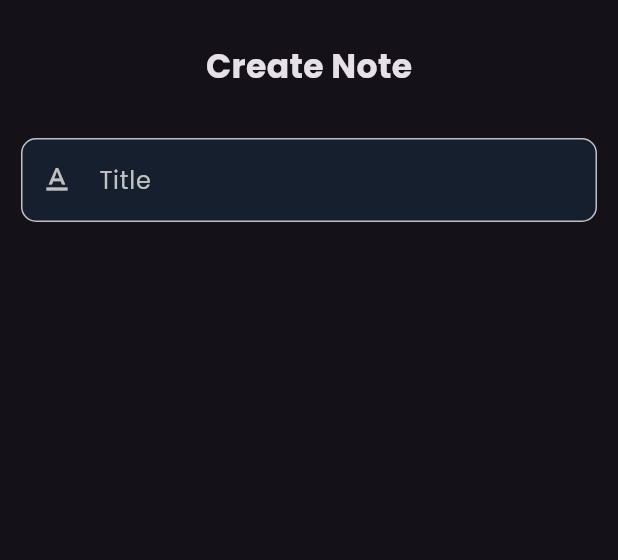
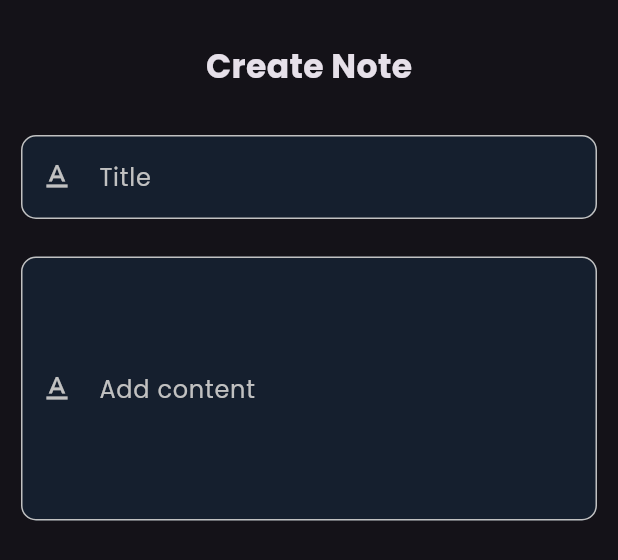
Before and after one commit to ZiadElsewedy/NotesApp, a Flutter app: the AddNote widget shown alone on an empty page, opened directly, on a phone screen of 412 x 824 dp. Shown: the top 560 px of the screen. Run offline on Flutter 3.47's test engine with Material 3 defaults, Android fonts, the phone set to English and light mode, and no system bars.

Commit message:
add fields to bottom sheet

```diff
--- a/lib/widgets/AddNote.dart
+++ b/lib/widgets/AddNote.dart
@@ -15,9 +15,11 @@ class AddNote extends StatelessWidget {
           ),
           Center(child: Text('Create Note' , style: TextStyle(fontWeight: FontWeight.bold , fontSize: 22),)),
           SizedBox(
-            height: 32,
+            height: 30,
           ),
-          Custom_Text_Field(hintText: 'Add title', Text: 'Title', icon: Icons.text_format,color: const Color.fromARGB(255, 193, 193, 193),)
+          Custom_Text_Field(hintText: 'Add title', Text: 'Title', icon: Icons.text_format,color: const Color.fromARGB(255, 193, 193, 193), MaxLines: 1,),
+          SizedBox(height: 25,),
+          Custom_Text_Field(hintText: 'Content', Text: 'Add content', icon: Icons.text_format,color: const Color.fromARGB(255, 193, 193, 193), MaxLines: 6,)
         ],
       ),
     );
--- a/lib/widgets/customTF/CustomTextField.dart
+++ b/lib/widgets/customTF/CustomTextField.dart
@@ -12,8 +12,9 @@ class Custom_Text_Field extends StatelessWidget {
   final bool Secure;
   final TextInputType? Datatype;
   final Function(String)? Onchange;
+  final int MaxLines ;
 
-  Custom_Text_Field({super.key, this.Secure = false , required this.hintText, required this.Text, required this.icon ,this.Onchange,  this.color , this.Datatype});
+  Custom_Text_Field({super.key, this.Secure = false , required this.hintText, required this.Text, required this.icon ,this.Onchange,  this.color , this.Datatype,  this.MaxLines = 1});
 
 
 
@@ -21,6 +22,7 @@ class Custom_Text_Field extends StatelessWidget {
   Widget build(BuildContext context) {
 
     return  TextFormField(
+      maxLines: MaxLines,
       selectionHeightStyle: BoxHeightStyle.includeLineSpacingTop,
       obscureText: Secure ,
       keyboardType: Datatype,
```
